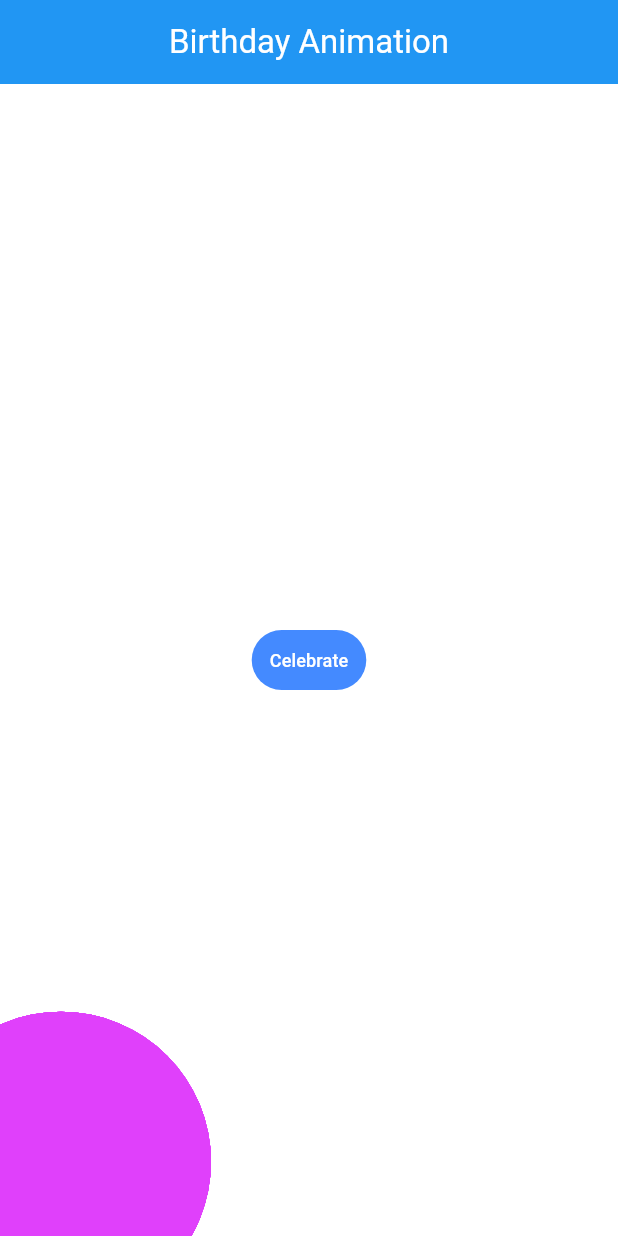
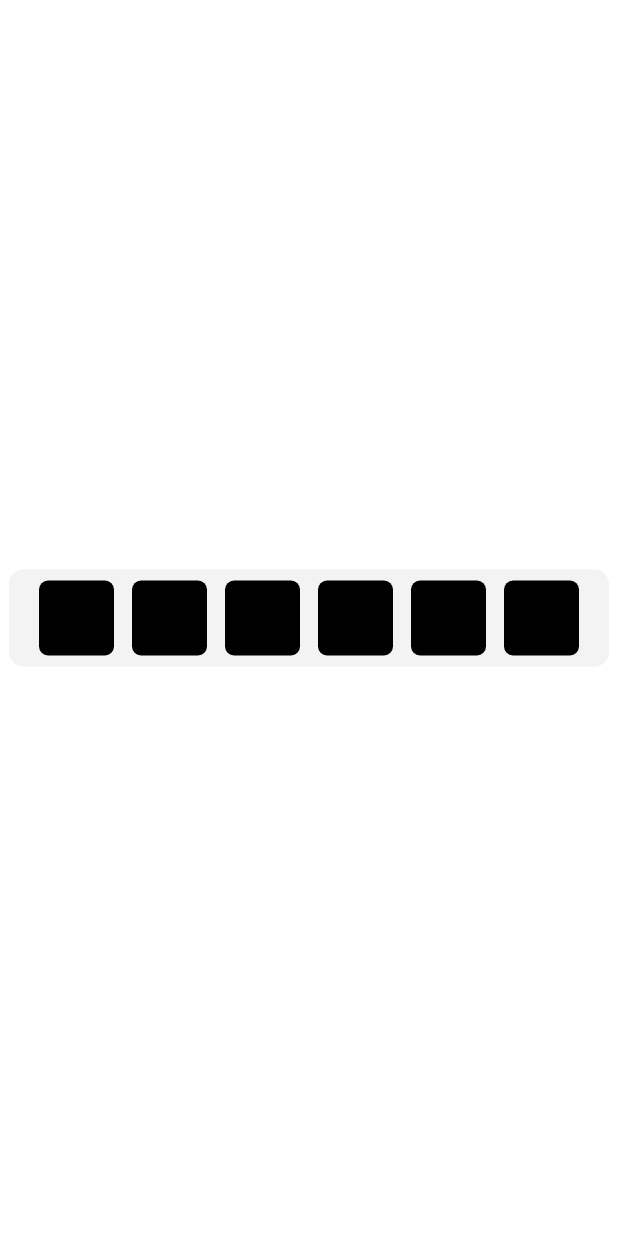
Before and after one commit to this-kin/flutter-animations, a Flutter app: the screen it shows after launch, on a phone screen of 412 x 824 dp. Run offline on Flutter 3.47's test engine with Material 3 defaults, Android fonts, the phone set to English and light mode, and no system bars; our stand-ins replace device_preview.

Commit message:
[added] mac dock magnification

```diff
--- /dev/null
+++ b/lib/mac_dock_maginification/constants/app_constant.dart
@@ -0,0 +1 @@
+const kDuration = Duration(milliseconds: 300);
--- /dev/null
+++ b/lib/mac_dock_maginification/mac_dock_magnification.dart
@@ -0,0 +1,98 @@
+import 'package:flutter/material.dart';
+import 'package:flutter_animation/mac_dock_maginification/constants/app_constant.dart';
+
+class MacDockMagnification extends StatefulWidget {
+  const MacDockMagnification({super.key});
+
+  @override
+  State<MacDockMagnification> createState() => _MacDockMagnificationState();
+}
+
+class _MacDockMagnificationState extends State<MacDockMagnification> {
+  // default size of the container (width & height)
+  final double _kSize = 50;
+
+  // default radius of the container widget
+  final double _kRadius = 6;
+
+  // tracks if pointer on widget (APP)
+  bool _isSelected = false;
+
+  // tracks current index (POSITION) of our selected widget (APP)
+  int? _selectedIndex;
+
+  @override
+  Widget build(BuildContext context) {
+    return Scaffold(
+      backgroundColor: Colors.white,
+      body: Stack(
+        children: [
+          Center(
+            child: Container(
+              height: _kSize + 15,
+              width: _kSize * 8,
+              padding: const EdgeInsets.all(10),
+              decoration: BoxDecoration(
+                color: const Color(0xffC5C5C5).withOpacity(0.2),
+                borderRadius: BorderRadius.circular(10),
+              ),
+            ),
+          ),
+          Center(
+            child: Wrap(
+              spacing: 12,
+              alignment: WrapAlignment.center,
+              crossAxisAlignment: WrapCrossAlignment.center,
+              runAlignment: WrapAlignment.center,
+              children: List.generate(6, (index) {
+                // if mouse is hovered on widget and the
+                // compare index with the selected widget index
+                final isSelected = (_isSelected && index == _selectedIndex);
+                return MouseRegion(
+                  onEnter: (event) {
+                    // if mouse is on top of widget set
+                    // selected to true and get selected index
+                    setState(() {
+                      _isSelected = true;
+                      _selectedIndex = index;
+                      debugPrint('index: $index');
+                    });
+                  },
+                  onExit: (event) {
+                    // if mouse is moved away from widget set
+                    // selected to false and set selected index to null
+                    setState(() {
+                      _isSelected = false;
+                      _selectedIndex = null;
+                      debugPrint('index: $index');
+                    });
+                  },
+                  child: AnimatedContainer(
+                    duration: kDuration,
+                    alignment: Alignment.center,
+                    transformAlignment: Alignment.center,
+                    // if all conditions are met increase the width value by 2
+                    // (_kSize * 2) else set to default size value (_kSize) (TENARY OPERATOR)
+                    width: isSelected ? (_kSize * 2) : _kSize,
+
+                    // if all conditions are met increase the height value by 2
+                    // (_kSize * 2) else set to default size value (_kSize) (TENARY OPERATOR)
+                    height: isSelected ? (_kSize * 2) : _kSize,
+                    decoration: BoxDecoration(
+                      color: Colors.black,
+
+                      // if all conditions are met increase the radius value by 2
+                      // (_kSize * 2) else set to default size value (_kSize) (TENARY OPERATOR)
+                      borderRadius: BorderRadius.circular(
+                          _isSelected ? _kRadius * 2 : _kRadius),
+                    ),
+                  ),
+                );
+              }),
+            ),
+          ),
+        ],
+      ),
+    );
+  }
+}
--- a/lib/main.dart
+++ b/lib/main.dart
@@ -1,5 +1,6 @@
 import 'package:flutter/material.dart';
 import 'package:device_preview/device_preview.dart';
+import 'package:flutter_animation/mac_dock_maginification/mac_dock_magnification.dart';
 import 'package:flutter_animation/twitter_birthday_ballon/twitter_birthday_animation.dart';
 
 void main() {
@@ -27,7 +28,7 @@ class MyApp extends StatelessWidget {
         // is not restarted.
         primarySwatch: Colors.blue,
       ),
-      home: const BirthdayAnimation(),
+      home: const MacDockMagnification(),
     );
   }
 }
```
